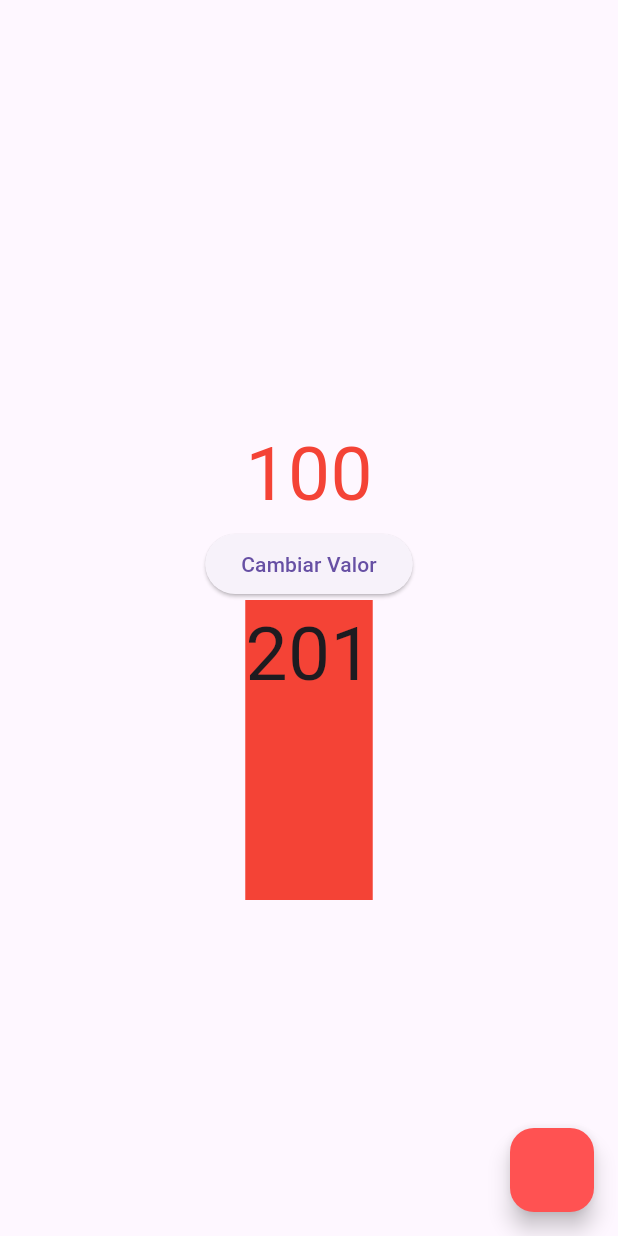
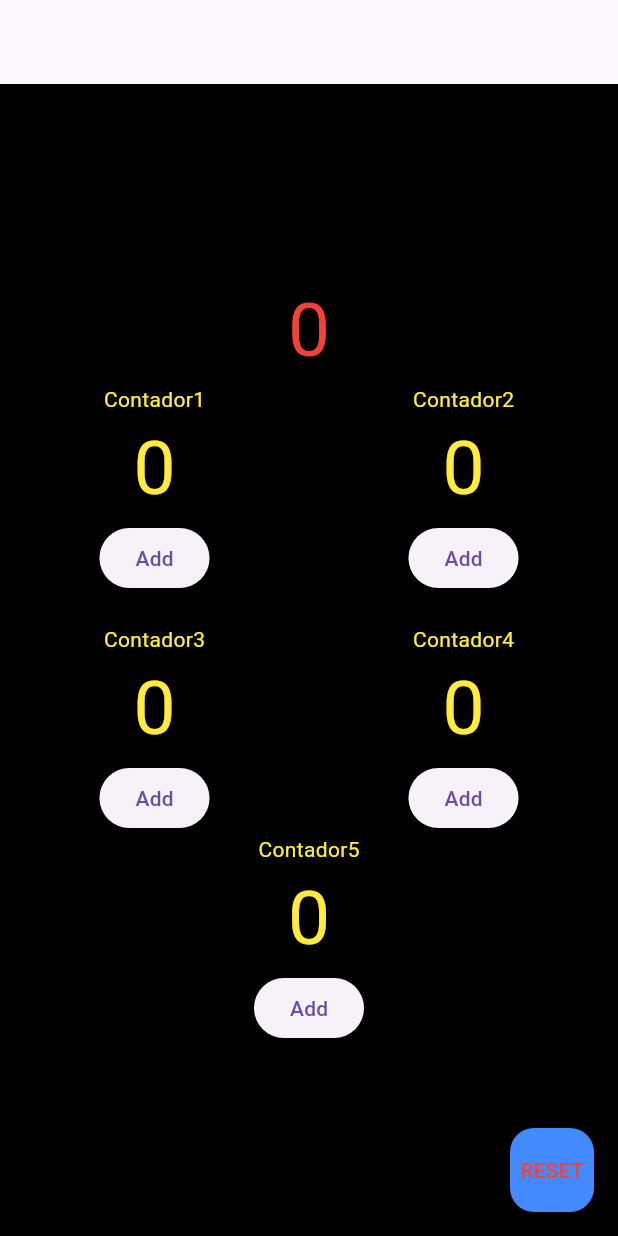
Before and after one commit to JeanCarlos944/Semana5v, a Flutter app: the screen it shows after launch, on a phone screen of 412 x 824 dp. Run offline on Flutter 3.47's test engine with Material 3 defaults, Android fonts, the phone set to English and light mode, and no system bars.

Commit message:
FinalSemana5v

```diff
--- a/lib/main.dart
+++ b/lib/main.dart
@@ -14,28 +14,44 @@ class HomePage extends StatefulWidget {
 }
 
 class _HomePageState extends State<HomePage> {
-  int x = 100;
-  int y = 200;
+  int x = 0;
+  int c1 = 0;
+  int c2 = 0;
+  int c3 = 0;
+  int c4 = 0;
+  int c5 = 0;
 
-  int inc100(int variable) {
-    return (variable + 100);
-  }
+  // int inc100(int variable) {
+  //   return (variable + 100);
+  // }
 
-  void sumar100() {
-    x += 100;
-    setState(() {});
+  int sumar1(int variable) {
+    return (variable + 1);
   }
 
   @override
   Widget build(BuildContext context) {
-    y++;
+    //y++;
     return SafeArea(
       child: Scaffold(
+        backgroundColor: Colors.black,
         floatingActionButton: FloatingActionButton(
+          child: Text(
+            "RESET",
+            style: TextStyle(color: Colors.red),
+          ),
           onPressed: () {
             print("RESET");
+            c1 = 0;
+            c2 = 0;
+            c3 = 0;
+            c4 = 0;
+            c5 = 0;
+            x=0;
+            setState(() {
+            });
           },
-          backgroundColor: Colors.redAccent,
+          backgroundColor: Colors.blueAccent,
         ),
         appBar: AppBar(),
         body: Column(
@@ -51,28 +67,141 @@ class _HomePageState extends State<HomePage> {
                 ),
               ),
             ),
-            ElevatedButton(
-              onPressed: () {
-                sumar100();
-                // x=inc100(x);
-                // setState(() {});
-                // print(x);
-              },
-              child: Text("Cambiar Valor"),
+            Row(
+              mainAxisAlignment: MainAxisAlignment.spaceAround,
+              children: [
+                Column(
+                  children: [
+                    Text(
+                      "Contador1",
+                      style: TextStyle(color: Colors.yellow),
+                    ),
+                    Text(
+                      c1.toString(),
+                      style: TextStyle(
+                        fontSize: 50,
+                        color: Colors.yellow,
+                      ),
+                    ),
+                    ElevatedButton(
+                      onPressed: () {
+                        //c1=sumar1(c1);
+                        c1++;
+                        x = sumar1(x);
+                        setState(() {});
+                      },
+                      child: Text("Add"),
+                    ),
+                  ],
+                ),
+                Column(
+                  children: [
+                    Text(
+                      "Contador2",
+                      style: TextStyle(color: Colors.yellow),
+                    ),
+                    Text(
+                      c2.toString(),
+                      style: TextStyle(
+                        fontSize: 50,
+                        color: Colors.yellow,
+                      ),
+                    ),
+                    ElevatedButton(
+                      onPressed: () {
+                        c2 = sumar1(c2);
+                        x = sumar1(x);
+                        setState(() {});
+                      },
+                      child: Text("Add"),
+                    ),
+                  ],
+                ),
+              ],
             ),
-            Container(
-              height: 200,
-              color: Colors.red,
-              child: Column(
-                children: [
-                  Text(
-                    y.toString(),
-                    style: TextStyle(
-                      fontSize: 50,
+            SizedBox(
+              height: 20,
+            ),
+            Row(
+              mainAxisAlignment: MainAxisAlignment.spaceAround,
+              children: [
+                Column(
+                  children: [
+                    Text(
+                      "Contador3",
+                      style: TextStyle(color: Colors.yellow),
                     ),
-                  ),
-                ],
-              ),
+                    Text(
+                      c3.toString(),
+                      style: TextStyle(
+                        fontSize: 50,
+                        color: Colors.yellow,
+                      ),
+                    ),
+                    ElevatedButton(
+                      onPressed: () {
+                        //c1=sumar1(c1);
+                        c3++;
+                        x = sumar1(x);
+                        setState(() {});
+                      },
+                      child: Text("Add"),
+                    ),
+                  ],
+                ),
+                Column(
+                  children: [
+                    Text(
+                      "Contador4",
+                      style: TextStyle(color: Colors.yellow),
+                    ),
+                    Text(
+                      c4.toString(),
+                      style: TextStyle(
+                        fontSize: 50,
+                        color: Colors.yellow,
+                      ),
+                    ),
+                    ElevatedButton(
+                      onPressed: () {
+                        c4 = sumar1(c4);
+                        x = sumar1(x);
+                        setState(() {});
+                      },
+                      child: Text("Add"),
+                    ),
+                  ],
+                ),
+              ],
+            ),
+            Row(
+              mainAxisAlignment: MainAxisAlignment.spaceAround,
+              children: [
+                Column(
+                  children: [
+                    Text(
+                      "Contador5",
+                      style: TextStyle(color: Colors.yellow),
+                    ),
+                    Text(
+                      c5.toString(),
+                      style: TextStyle(
+                        fontSize: 50,
+                        color: Colors.yellow,
+                      ),
+                    ),
+                    ElevatedButton(
+                      onPressed: () {
+                        //c1=sumar1(c1);
+                        c5++;
+                        x = sumar1(x);
+                        setState(() {});
+                      },
+                      child: Text("Add"),
+                    ),
+                  ],
+                ),
+              ],
             ),
           ],
         ),
```
